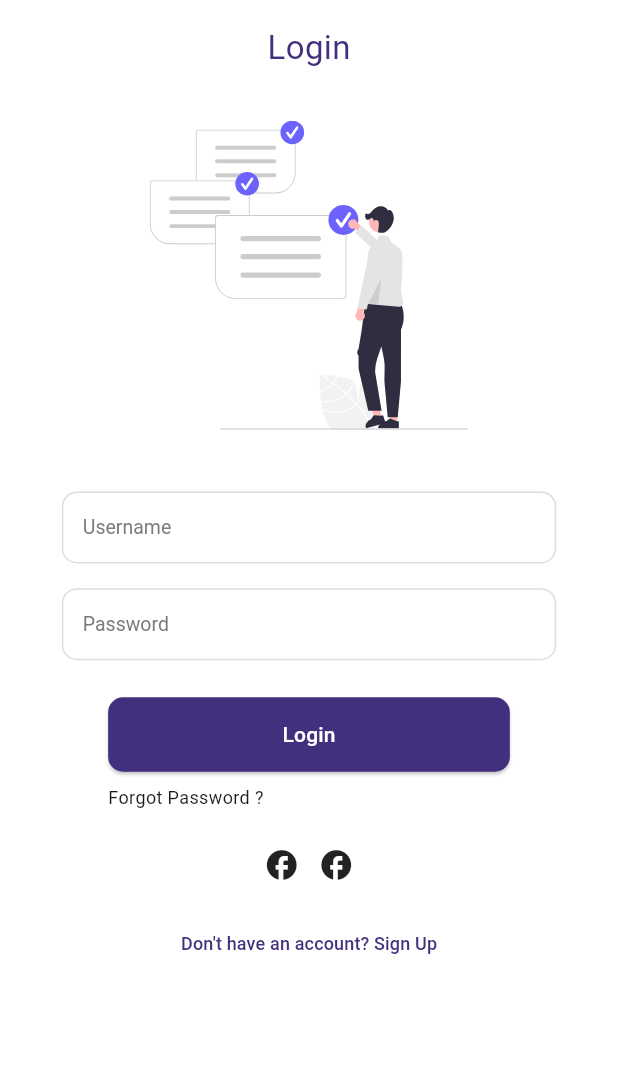
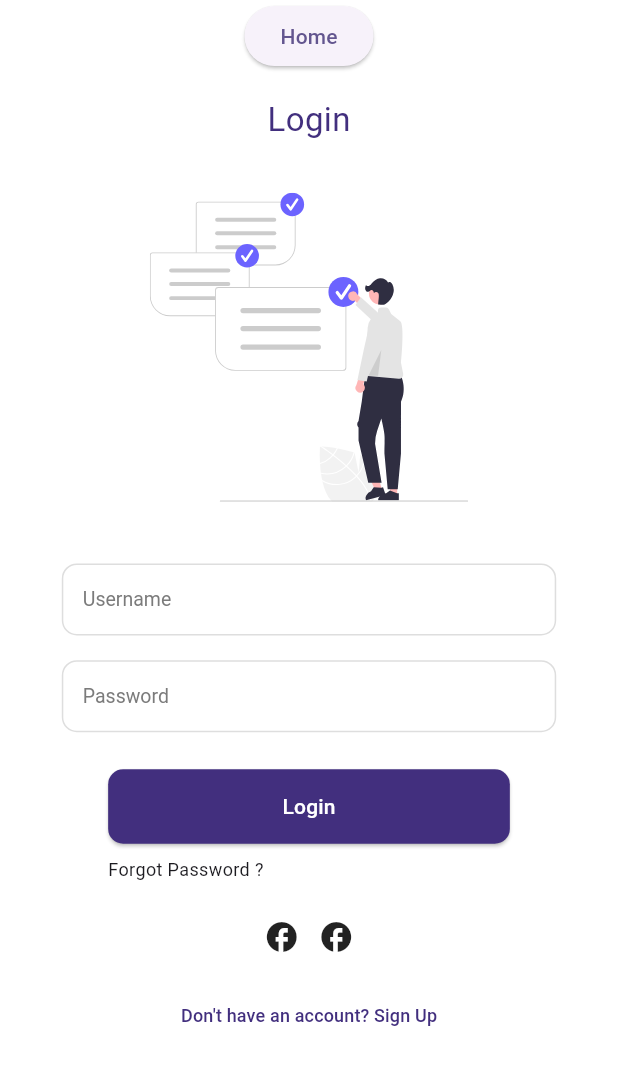
Before and after one commit to anwarr1/Ai-cover-Letter-generator, a Flutter app: the screen it shows after launch, on a phone screen of 412 x 824 dp. Shown: the top 1065 px of the screen. Run offline on Flutter 3.47's test engine with Material 3 defaults, Android fonts, the light colour scheme and no system bars; our stand-ins replace auto_size_text, flutter_riverpod, flutter_svg, font_awesome_flutter, shared_preferences; missing offline and left inert: flutter_quill, syncfusion_flutter_pdfviewer.

Commit message:
05/10 work

```diff
--- a/cover_letter_generator/lib/Model/User.dart
+++ b/cover_letter_generator/lib/Model/User.dart
@@ -34,4 +34,23 @@ class User {
       password: '',
     );
   }
+  Map<String, dynamic> toJson() {
+    return {
+      'id': id,
+      'email': email,
+      'password': password,
+      'firstName': firstName,
+      'lastName': lastName,
+    };
+  }
+
+  static User makeEmpty() {
+    return User(
+      id: 0,
+      firstName: '',
+      lastName: '',
+      email: '',
+      password: '',
+    );
+  }
 }
--- a/cover_letter_generator/lib/Screens/Login.dart
+++ b/cover_letter_generator/lib/Screens/Login.dart
@@ -12,11 +12,19 @@ class Login extends StatelessWidget {
     final width = mediaQuery.size.width;
     final height = mediaQuery.size.height;
 
-    return Scaffold(
+    return PopScope(
+      canPop: false,
+      child: Scaffold(
         backgroundColor: Colors.white,
         body: SafeArea(
           child: Column(
             children: [
+              ElevatedButton(
+                onPressed: () {
+                  Navigator.pushNamed(context, '/home');
+                },
+                child: const Text("Home"),
+              ),
               SizedBox(height: height * 0.02),
               const Text(
                 "Login",
@@ -37,6 +45,7 @@ class Login extends StatelessWidget {
             ],
           ),
         ),
+      ),
     );
   }
 }
--- a/cover_letter_generator/lib/Screens/ProtectedRoute.dart
+++ b/cover_letter_generator/lib/Screens/ProtectedRoute.dart
@@ -1,4 +1,5 @@
 import 'package:cover_letter_generator/provider/authProvider.dart';
+import 'package:cover_letter_generator/screens/Home.dart';
 import 'package:flutter/material.dart';
 import 'package:flutter_riverpod/flutter_riverpod.dart';
 import 'package:cover_letter_generator/screens/Login.dart';
@@ -13,6 +14,9 @@ class Protectedroute extends ConsumerWidget {
     final isAuthenticated = ref.watch(authInfoProvider).isAuthenticated;
 
     if (isAuthenticated) {
+      if (child is Login) {
+        return const HomeScreen();
+      }
       return child;
     } else {
       return const Login();
--- a/cover_letter_generator/lib/Widgets/LoginForm.dart
+++ b/cover_letter_generator/lib/Widgets/LoginForm.dart
@@ -26,8 +26,7 @@ class _LoginFormState extends ConsumerState<LoginForm> {
   bool isSignup = false;
   bool isSubmitting = false;
   final _formKey = GlobalKey<FormState>();
-  final User user =
-      User(id: 0, firstName: '', lastName: '', email: '', password: '');
+  final User user = User.makeEmpty();
 
   @override
   Widget build(BuildContext context) {
@@ -106,6 +105,7 @@ class _LoginFormState extends ConsumerState<LoginForm> {
                                 .read(authInfoProvider.notifier)
                                 .login(context, user, authService);
 
+
                         ScaffoldMessenger.of(context).showSnackBar(
                           SnackBar(
                               content: Text(isSignup
@@ -124,7 +124,6 @@ class _LoginFormState extends ConsumerState<LoginForm> {
                         setState(() {
                           isSubmitting = false;
                         });
-                        print('Error login: $e');
 
                         ScaffoldMessenger.of(context).hideCurrentSnackBar();
                         ScaffoldMessenger.of(context).showSnackBar(
--- a/cover_letter_generator/lib/main.dart
+++ b/cover_letter_generator/lib/main.dart
@@ -1,3 +1,4 @@
+import 'package:cover_letter_generator/Screens/GeneratedLetter.dart';
 import 'package:cover_letter_generator/Screens/Login.dart';
 import 'package:cover_letter_generator/provider/authProvider.dart';
 import 'package:cover_letter_generator/routes.dart';
@@ -25,7 +26,12 @@ class MyApp extends StatelessWidget {
       home: Consumer(
         builder: (context, ref, child) {
           final authState = ref.watch(authInfoProvider);
-          return authState.isAuthenticated ? HomeScreen() : Login();
+          if (authState.isLoading) {
+            return const Center(
+                child:
+                    CircularProgressIndicator()); // Show a loading indicator while checking authentication
+          }
+          return authState.isAuthenticated ? const HomeScreen() : const Login();
         },
       ),
       routes: routes,
--- a/cover_letter_generator/lib/routes.dart
+++ b/cover_letter_generator/lib/routes.dart
@@ -1,9 +1,10 @@
 import 'package:cover_letter_generator/screens/Home.dart';
 import 'package:cover_letter_generator/screens/Login.dart';
+import 'package:cover_letter_generator/screens/ProtectedRoute.dart';
 import 'package:flutter/material.dart';
 
 final Map<String, WidgetBuilder> routes = {
-  '/login': (context) => const Login(),
-  '/home': (context) => const HomeScreen(),
+  '/login': (context) => const Protectedroute(child: Login()),
+  '/home': (context) => const Protectedroute(child: HomeScreen()),
   // Add other routes as needed
 };
--- a/cover_letter_generator/lib/services/Auth.dart
+++ b/cover_letter_generator/lib/services/Auth.dart
@@ -4,7 +4,7 @@ import 'package:http/http.dart' as http;
 import 'package:shared_preferences/shared_preferences.dart';
 
 class AuthService {
-  final String apiUrl = 'http://10.0.2.2:8081';
+  final String apiUrl = 'http://192.168.11.120:8081';
 
   Future<void> signUp(User user) async {
     final response = await http.post(
@@ -20,8 +20,6 @@ class AuthService {
       }),
     );
     if (response.statusCode == 200) {
-      // If the server returns a 200 OK response, parse the JSON.
-      print('User signed up successfully');
     } else {
       // If the server did not return a 200 OK response, throw an exception.
       throw Exception('Failed to sign up user');
@@ -67,9 +65,8 @@ class AuthService {
       final response = await http.get(
           headers: {'Authorization': "Bearer $token"},
           Uri.parse('$apiUrl/user'));
-
-      return User.fromJson(jsonDecode(
-          response.body)); // Assuming you have a fromJson method in User class
+      User user = User.fromJson(jsonDecode(response.body));
+      return user; // Assuming you have a fromJson method in User class
     } catch (e) {
       throw Exception('Failed to get current user: $e');
     }
```
Also changed, not shown: cover_letter_generator/lib/Provider/authProvider.dart (+38 -31 lines), cover_letter_generator/lib/Screens/Home.dart (+4 -6 lines). Lines whose indentation alone changed are shown as unchanged.
